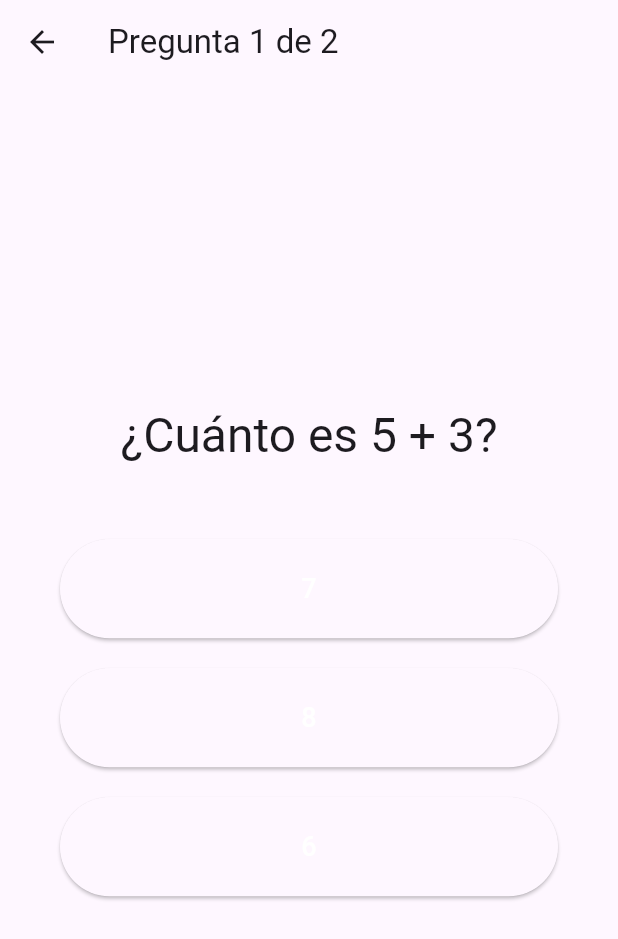
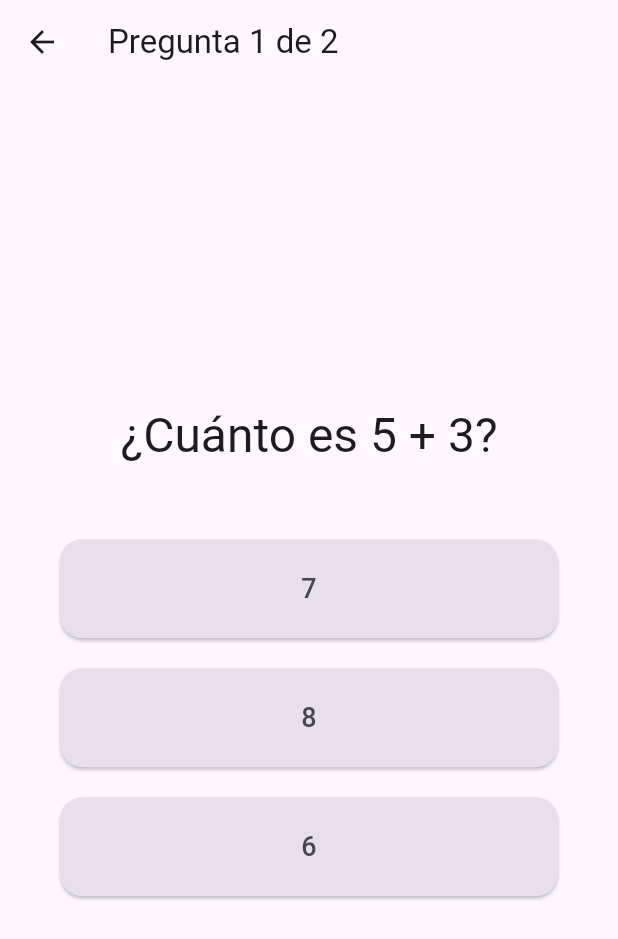
Before and after one commit to contentmindsalliancecoop-creator/attempt3, a Flutter app: the QuizScreen screen opened directly with empty values, on a phone screen of 412 x 824 dp. Shown: the top 939 px of the screen. Run offline on Flutter 3.47's test engine with Material 3 defaults, Android fonts, the light colour scheme and no system bars; our stand-ins replace audioplayers, dio, open_file, package_info_plus, shared_preferences, supabase_flutter; accounts and stored records are empty.

Commit message:
Tema claro arreglado

```diff
--- a/lib/quiz_screen.dart
+++ b/lib/quiz_screen.dart
@@ -101,7 +101,12 @@ class _QuizScreenState extends State<QuizScreen> {
     );
   }
 
+  // Reemplaza el método _buildQuiz completo en tu archivo
+
 Widget _buildQuiz() {
+  // Obtenemos el esquema de colores del tema actual
+  final colorScheme = Theme.of(context).colorScheme;
+
   return Column(
     mainAxisAlignment: MainAxisAlignment.center,
     children: [
@@ -122,8 +127,17 @@ class _QuizScreenState extends State<QuizScreen> {
           child: ElevatedButton(
             style: ElevatedButton.styleFrom(
               padding: const EdgeInsets.all(20),
-                backgroundColor: Theme.of(context).cardColor,
-                foregroundColor: Colors.white,
+              // ANTES:
+              // backgroundColor: Theme.of(context).cardColor,
+              // foregroundColor: Colors.white,
+
+              // AHORA: Colores adaptativos del tema
+              backgroundColor: colorScheme.surfaceVariant,
+              foregroundColor: colorScheme.onSurfaceVariant,
+
+              shape: RoundedRectangleBorder( // Añadido para bordes redondeados
+                borderRadius: BorderRadius.circular(15),
+              ),
             ),
             onPressed: () => _answerQuestion(answer['score'] as int),
             child: Text(answer['text'] as String, style: const TextStyle(fontSize: 18)),
--- a/lib/updater.dart
+++ b/lib/updater.dart
@@ -22,7 +22,7 @@ class Updater {
 
     try {
       // 1. Construimos la URL y hacemos la petición con Dio
-      final apiUrl = 'https://api.github.com/repos/$githubUser/$githubRepo/releases/latest';
+      final apiUrl = 'https://api.github.com/repos/contentmindsalliancecoop-creator/attempt3/releases/latest';
       final response = await _dio.get(apiUrl);
 
       if (response.statusCode != 200) return;
--- a/version.json
+++ b/version.json
@@ -2,5 +2,5 @@
   "version": "1.1.4",
   "code": 6,
   "notes": "- Se agregó un divertido demo de matemáticas.\n- Corrección de errores menores.",
-  "url": "https://github.com/contentmindsalliancecoop-creator/attempt3/releases/download/v1.1.5/Mate.Up-v1.1.5.apk"
+  "url": "https://github.com/contentmindsalliancecoop-creator/attempt3/releases/download/v1.1.6/Mate.Up-v1.1.6.apk"
 }
```
Also changed, not shown: 1 other file. Lines whose indentation alone changed are shown as unchanged.
